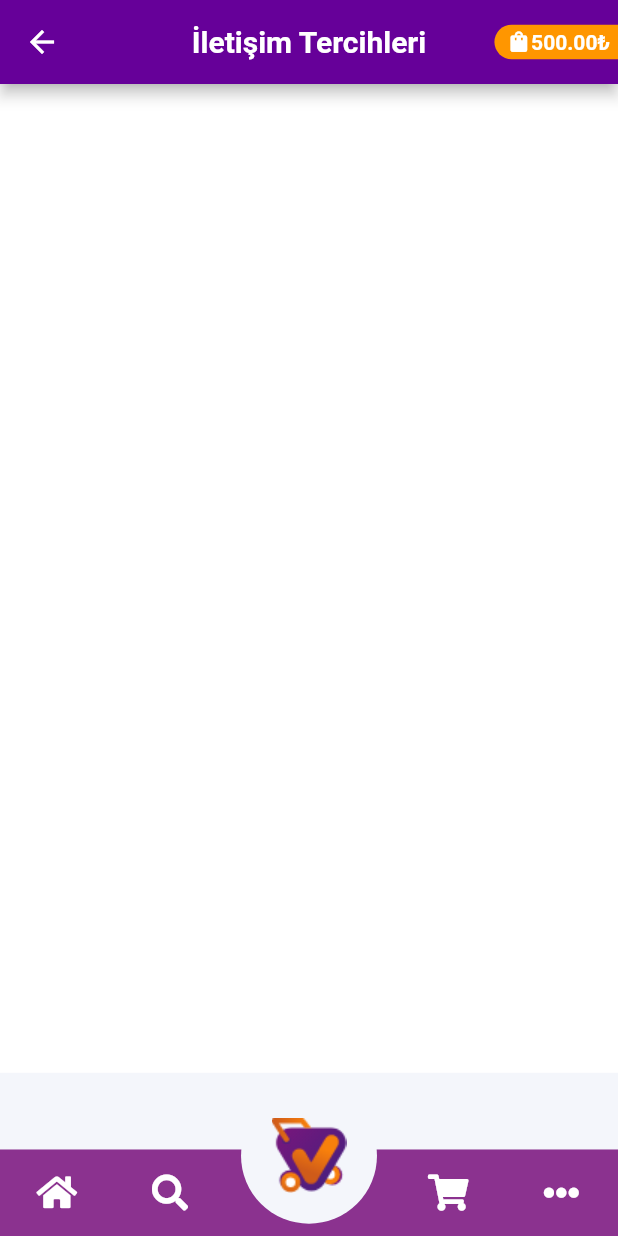
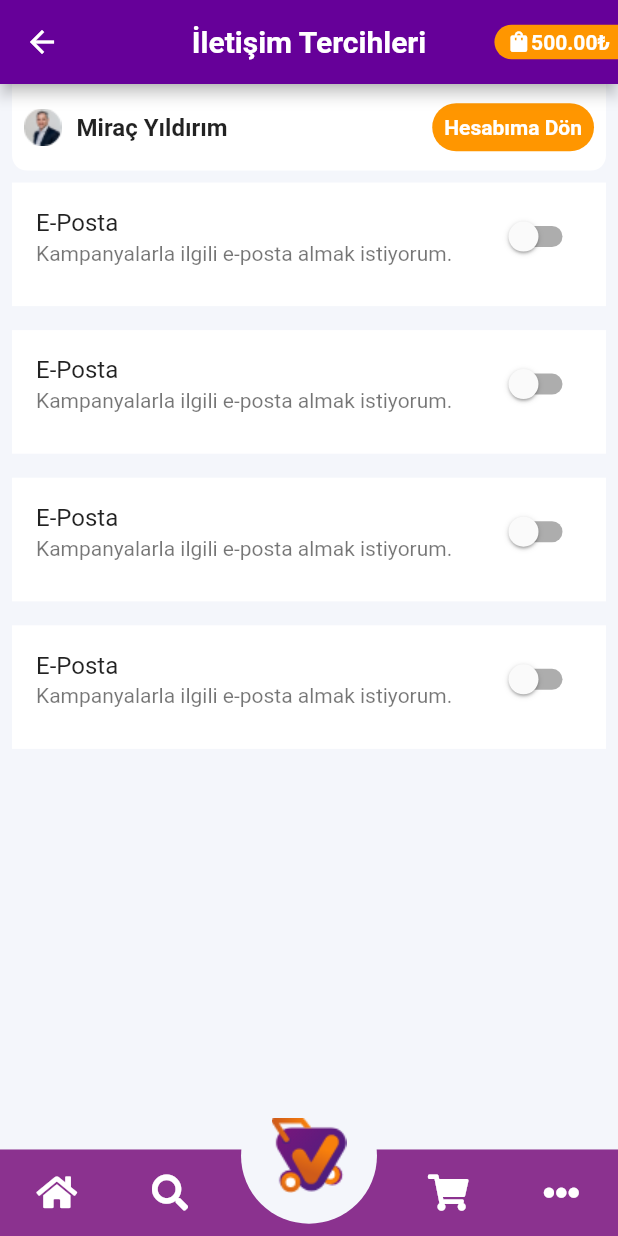
Before and after one commit to tolgabaskesen/vergelsin, a Flutter app: the IletisimTercihleri screen opened by its route, on a phone screen of 412 x 824 dp. Run offline on Flutter 3.47's test engine with Material 2 defaults, Android fonts, the phone set to English and light mode, and no system bars; drawn by our look-alikes of auto_size_text; our stand-ins replace font_awesome_flutter, pinput.

Commit message:
iletisim tamamlandı

```diff
--- a/lib/main.dart
+++ b/lib/main.dart
@@ -38,6 +38,7 @@ class MyApp extends StatelessWidget {
         "/arama": (context) => Arama(),
         "/profile_screen": (context) => ProfileScreen(),
         "/iletisim_tercihleri": (context) => IletisimTercihleri(),
+        "/siparis_durumu": (context) => DenemeScreen(),
       },
     );
   }
@@ -119,6 +120,12 @@ class _MyHomePageState extends State<MyHomePage> {
                 "İletişim Tercihleri",
                 () => Navigator.pushNamed(context, "/iletisim_tercihleri"),
               ),
+              sayfaGecis(
+                //Oluşturulan her sayfa için geçişler buraya button olarak aynı şekilde tanımlanacak.
+                context,
+                "Sipariş Durumu",
+                () => Navigator.pushNamed(context, "/siparis_durumu"),
+              ),
             ],
           ),
         ),
--- a/lib/screens/iletisim_tercihleri.dart
+++ b/lib/screens/iletisim_tercihleri.dart
@@ -1,3 +1,4 @@
+import 'package:auto_size_text/auto_size_text.dart';
 import 'package:flutter/material.dart';
 import 'package:vergelsin/screens/deneme_screen.dart';
 import 'package:vergelsin/screens/uyelik_bilgilerim.dart';
@@ -24,24 +25,115 @@ class _IletisimTercihleriState extends State<IletisimTercihleri> {
         color: arkaplanRenk,
         child: Column(
           children: [
+            Container(
+              margin: EdgeInsets.only(left: 8, right: 8),
+              height: size.height * 0.07,
+              decoration: BoxDecoration(
+                  borderRadius: BorderRadius.only(
+                    bottomLeft: Radius.circular(10),
+                    bottomRight: Radius.circular(10),
+                  ),
+                  color: Colors.white),
+              child: Padding(
+                padding: const EdgeInsets.only(left: 8.0, right: 8.0),
+                child: Row(
+                  mainAxisAlignment: MainAxisAlignment.spaceBetween,
+                  children: [
+                    Row(
+                      children: [
+                        Image.asset("assets/icons/profilephoto.png"),
+                        Padding(
+                          padding: const EdgeInsets.only(left: 10.0),
+                          child: AutoSizeText("Miraç Yıldırım",
+                              style: TextStyle(
+                                  fontWeight: FontWeight.bold, fontSize: 16)),
+                        ),
+                      ],
+                    ),
+                    GestureDetector(
+                      child: Container(
+                        margin: EdgeInsets.only(
+                            top: size.height * 0.015,
+                            bottom: size.height * 0.015),
+                        decoration: BoxDecoration(
+                            color: ikincilRenk,
+                            borderRadius:
+                                BorderRadius.all(Radius.circular(100))),
+                        child: Padding(
+                          padding: const EdgeInsets.all(8),
+                          child: AutoSizeText(
+                            "Hesabıma Dön",
+                            style: TextStyle(
+                                fontWeight: FontWeight.bold,
+                                color: Colors.white),
+                          ),
+                        ),
+                      ),
+                    ),
+                  ],
+                ),
+              ),
+            ),
             switchItem(
               "E-Posta",
               "Kampanyalarla ilgili e-posta almak istiyorum.",
               () {},
-            )
+            ),
+            switchItem(
+              "E-Posta",
+              "Kampanyalarla ilgili e-posta almak istiyorum.",
+              () {},
+            ),
+            switchItem(
+              "E-Posta",
+              "Kampanyalarla ilgili e-posta almak istiyorum.",
+              () {},
+            ),
+            switchItem(
+              "E-Posta",
+              "Kampanyalarla ilgili e-posta almak istiyorum.",
+              () {},
+            ),
           ],
         ),
       ),
     );
   }
 
+  bool isSwitched = false;
   Widget switchItem(String baslik, String altmetin, void Function()? func) {
     Size size = MediaQuery.of(context).size;
     return Container(
+      margin: const EdgeInsets.all(8.0),
       width: size.width,
-      height: size.height * 0.8,
+      height: size.height * 0.1,
       color: Colors.white,
-      child: Text(""),
+      child: ListTile(
+        title: AutoSizeText(baslik),
+        subtitle: AutoSizeText(
+          altmetin,
+          maxLines: 1,
+        ),
+        trailing: Switch(
+          value: isSwitched,
+          onChanged: toggleSwitch,
+          activeColor: ikincilRenk,
+        ),
+      ),
     );
   }
+
+  void toggleSwitch(bool value) {
+    if (isSwitched == false) {
+      setState(() {
+        isSwitched = true;
+      });
+      print('Switch Button is ON');
+    } else {
+      setState(() {
+        isSwitched = false;
+      });
+      print('Switch Button is OFF');
+    }
+  }
 }
--- a/pubspec.yaml
+++ b/pubspec.yaml
@@ -33,6 +33,7 @@ dependencies:
   auto_size_text: 3.0.0-nullsafety.0
   pinput: ^1.2.0
   flutter_switch: ^0.3.1
+  google_maps_flutter: ^2.0.6
 
 
 dev_dependencies:
```
Also changed, not shown: pubspec.lock, 2 other files.
